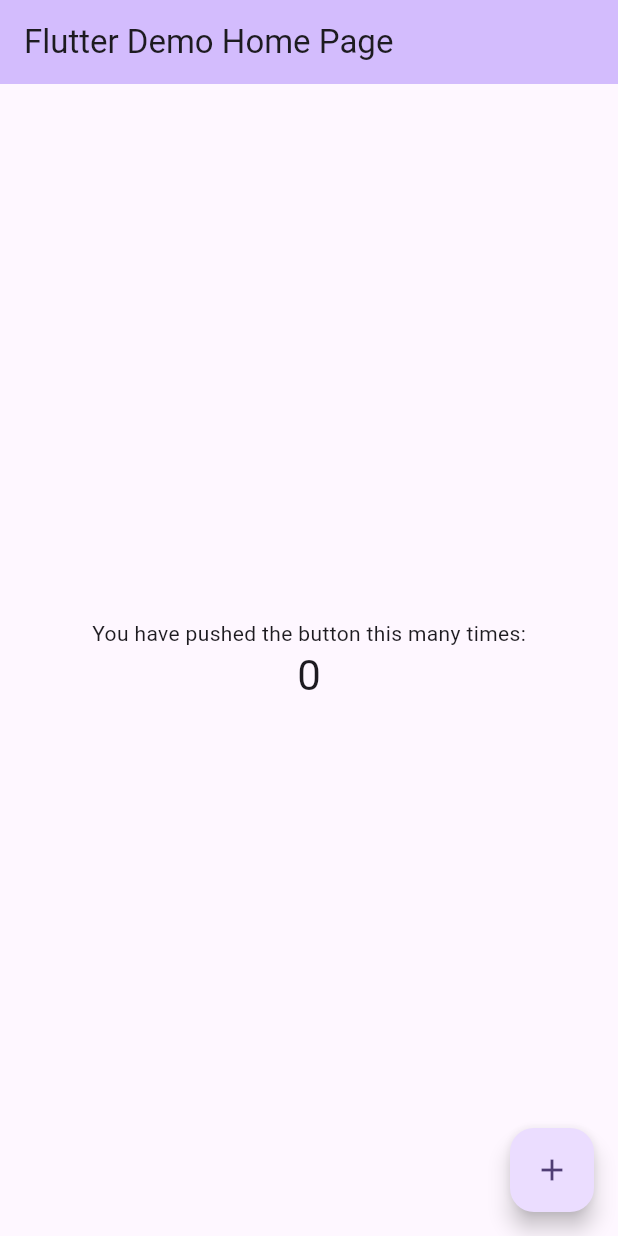
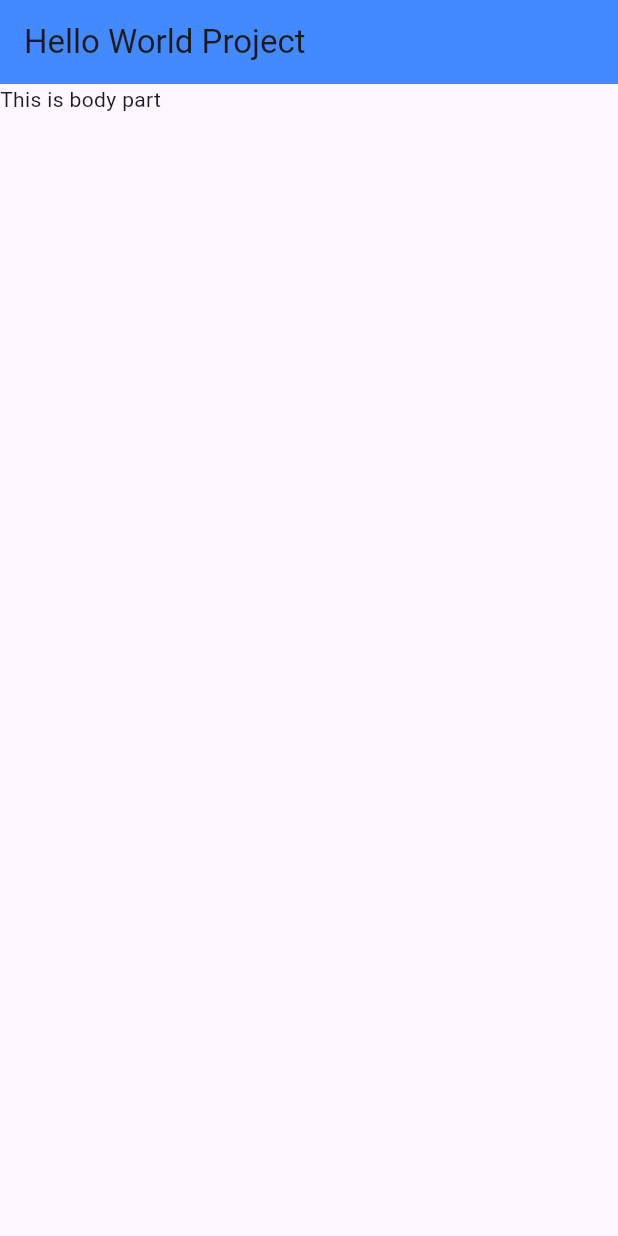
Before and after one commit to Clear20-22/Flutter-Projects, a Flutter app: the screen it shows after launch, on a phone screen of 412 x 824 dp. Run offline on Flutter 3.47's test engine with Material 3 defaults, Android fonts, the phone set to English and light mode, and no system bars.

Commit message:
change commit

```diff
--- a/simple_hello_world/lib/main.dart
+++ b/simple_hello_world/lib/main.dart
@@ -1,123 +1,25 @@
 import 'package:flutter/material.dart';
 
 void main() {
-  runApp(const MyApp());
+  runApp(
+    MaterialApp(
+      home: Home(),
+      debugShowCheckedModeBanner: false,
+      theme: ThemeData(
+        primaryColor: Colors.blueAccent,
+        fontFamily: 'Roboto',
+        useMaterial3: true,
+      ),
+    ),
+  );
 }
 
-class MyApp extends StatelessWidget {
-  const MyApp({super.key});
-
-  // This widget is the root of your application.
+class Home extends StatelessWidget {
   @override
   Widget build(BuildContext context) {
-    return MaterialApp(
-      title: 'Flutter Demo',
-      debugShowCheckedModeBanner: false,
-      theme: ThemeData(
-        // This is the theme of your application.
-        //
-        // TRY THIS: Try running your application with "flutter run". You'll see
-        // the application has a purple toolbar. Then, without quitting the app,
-        // try changing the seedColor in the colorScheme below to Colors.green
-        // and then invoke "hot reload" (save your changes or press the "hot
-        // reload" button in a Flutter-supported IDE, or press "r" if you used
-        // the command line to start the app).
-        //
-        // Notice that the counter didn't reset back to zero; the application
-        // state is not lost during the reload. To reset the state, use hot
-        // restart instead.
-        //
-        // This works for code too, not just values: Most code changes can be
-        // tested with just a hot reload.
-        colorScheme: ColorScheme.fromSeed(seedColor: Colors.deepPurple),
-      ),
-      home: const MyHomePage(title: 'Flutter Demo Home Page'),
+    return Scaffold(
+      appBar: AppBar(title: Text('Hello World Project'),backgroundColor: Colors.blueAccent,),
+      body: Text('This is body part'),
     );
   }
 }
-
-class MyHomePage extends StatefulWidget {
-  const MyHomePage({super.key, required this.title});
-
-  // This widget is the home page of your application. It is stateful, meaning
-  // that it has a State object (defined below) that contains fields that affect
-  // how it looks.
-
-  // This class is the configuration for the state. It holds the values (in this
-  // case the title) provided by the parent (in this case the App widget) and
-  // used by the build method of the State. Fields in a Widget subclass are
-  // always marked "final".
-
-  final String title;
-
-  @override
-  State<MyHomePage> createState() => _MyHomePageState();
-}
-
-class _MyHomePageState extends State<MyHomePage> {
-  int _counter = 0;
-
-  void _incrementCounter() {
-    setState(() {
-      // This call to setState tells the Flutter framework that something has
-      // changed in this State, which causes it to rerun the build method below
-      // so that the display can reflect the updated values. If we changed
-      // _counter without calling setState(), then the build method would not be
-      // called again, and so nothing would appear to happen.
-      _counter++;
-    });
-  }
-
-  @override
-  Widget build(BuildContext context) {
-    // This method is rerun every time setState is called, for instance as done
-    // by the _incrementCounter method above.
-    //
-    // The Flutter framework has been optimized to make rerunning build methods
-    // fast, so that you can just rebuild anything that needs updating rather
-    // than having to individually change instances of widgets.
-    return Scaffold(
-      appBar: AppBar(
-        // TRY THIS: Try changing the color here to a specific color (to
-        // Colors.amber, perhaps?) and trigger a hot reload to see the AppBar
-        // change color while the other colors stay the same.
-        backgroundColor: Theme.of(context).colorScheme.inversePrimary,
-        // Here we take the value from the MyHomePage object that was created by
-        // the App.build method, and use it to set our appbar title.
-        title: Text(widget.title),
-      ),
-      body: Center(
-        // Center is a layout widget. It takes a single child and positions it
-        // in the middle of the parent.
-        child: Column(
-          // Column is also a layout widget. It takes a list of children and
-          // arranges them vertically. By default, it sizes itself to fit its
-          // children horizontally, and tries to be as tall as its parent.
-          //
-          // Column has various properties to control how it sizes itself and
-          // how it positions its children. Here we use mainAxisAlignment to
-          // center the children vertically; the main axis here is the vertical
-          // axis because Columns are vertical (the cross axis would be
-          // horizontal).
-          //
-          // TRY THIS: Invoke "debug painting" (choose the "Toggle Debug Paint"
-          // action in the IDE, or press "p" in the console), to see the
-          // wireframe for each widget.
-          mainAxisAlignment: MainAxisAlignment.center,
-          children: <Widget>[
-            const Text('You have pushed the button this many times:'),
-            Text(
-              '$_counter',
-              style: Theme.of(context).textTheme.headlineMedium,
-            ),
-          ],
-        ),
-      ),
-      floatingActionButton: FloatingActionButton(
-        onPressed: _incrementCounter,
-        tooltip: 'Increment',
-        child: const Icon(Icons.add),
-      ), // This trailing comma makes auto-formatting nicer for build methods.
-    );
-  }
-}
```
